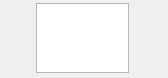
Old version of the form src/MEGASync/stalled_issues/gui/win/StalledIssueActionTitle.ui in the repository meganz/MEGAsync.
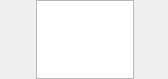
New version of the form. Custom widgets are drawn as their Qt base class.

```diff
--- a/src/MEGASync/stalled_issues/gui/win/StalledIssueActionTitle.ui
+++ b/src/MEGASync/stalled_issues/gui/win/StalledIssueActionTitle.ui
@@ -7,7 +7,7 @@
     <x>0</x>
     <y>0</y>
     <width>168</width>
-    <height>78</height>
+    <height>79</height>
    </rect>
   </property>
   <property name="sizePolicy">
@@ -135,7 +135,7 @@
        <number>0</number>
       </property>
       <property name="rightMargin">
-       <number>5</number>
+       <number>0</number>
       </property>
       <property name="bottomMargin">
        <number>0</number>
@@ -156,13 +156,13 @@
           <number>0</number>
          </property>
          <property name="topMargin">
-          <number>3</number>
+          <number>0</number>
          </property>
          <property name="rightMargin">
           <number>0</number>
          </property>
          <property name="bottomMargin">
-          <number>5</number>
+          <number>0</number>
          </property>
          <item>
           <widget class="QFrame" name="contents">
```
